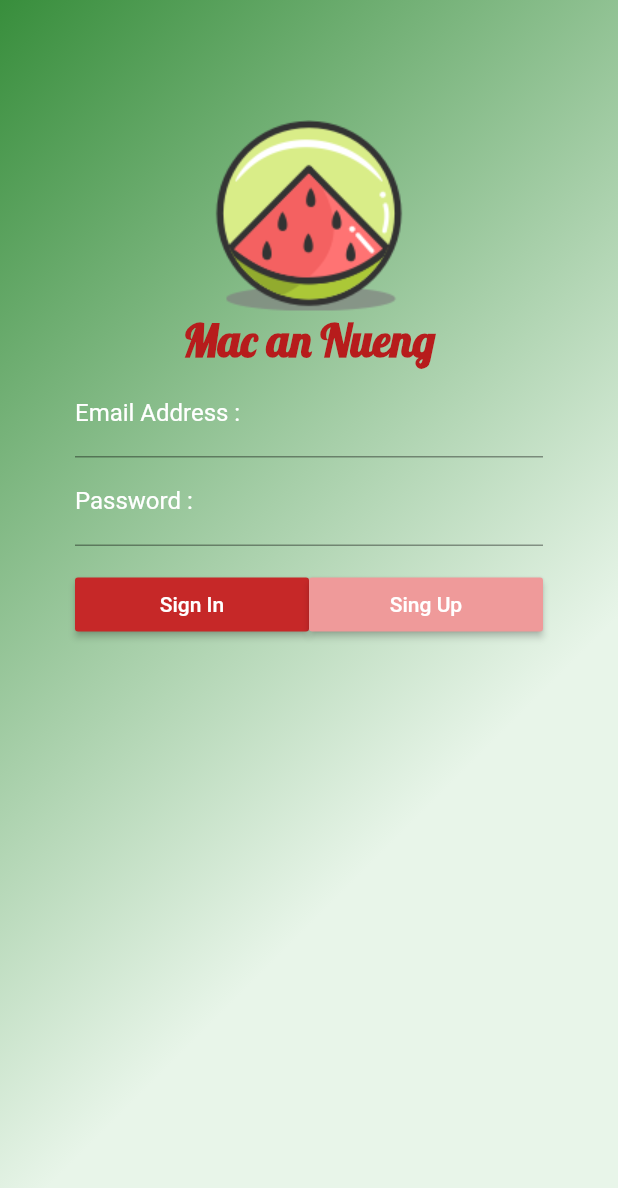
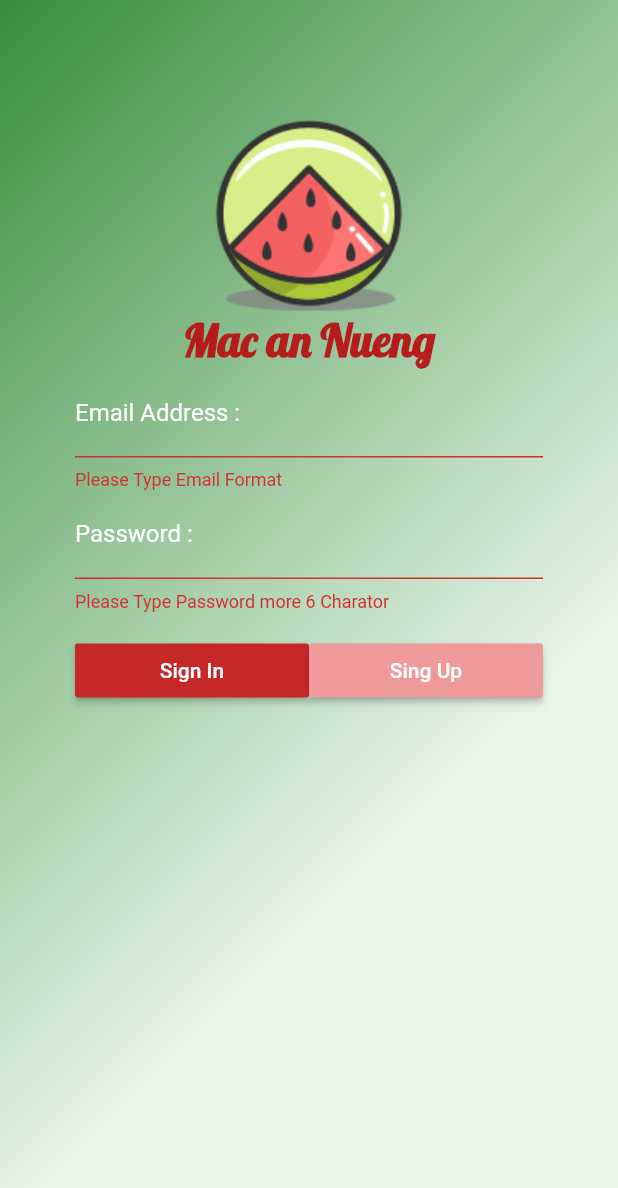
Before and after one commit to masterUNG/MacNuengFood, a Flutter app: the screen it shows after launch, after a tap on "Sign In", on a phone screen of 412 x 824 dp. Shown: the top 1188 px of the screen. Run offline on Flutter 3.47's test engine with Material 2 defaults, Android fonts, the phone set to English and light mode, and no system bars.

Commit message:
SnackBar Success

```diff
--- a/lib/screens/home.dart
+++ b/lib/screens/home.dart
@@ -1,5 +1,7 @@
 import 'package:flutter/material.dart';
 import 'register.dart';
+import 'package:http/http.dart' show get;
+import 'dart:convert';
 
 class Home extends StatefulWidget {
   @override
@@ -7,6 +9,13 @@ class Home extends StatefulWidget {
 }
 
 class _HomeState extends State<Home> {
+  // Key
+  final homeFormKey = GlobalKey<FormState>();
+  final homeScaffoldkey = GlobalKey<ScaffoldState>();
+
+  // Explicit
+  String email, password;
+
   // Logo
   Widget showLogo() {
     return Image.asset('images/logo.png');
@@ -31,16 +40,33 @@ class _HomeState extends State<Home> {
           labelStyle: TextStyle(color: Colors.white),
           labelText: 'Email Address :',
           hintText: 'you@email.com'),
+      validator: (String value) {
+        if (!((value.contains('@')) && (value.contains('.')))) {
+          return 'Please Type Email Format';
+        }
+      },
+      onSaved: (String value) {
+        email = value;
+      },
     );
   }
 
   // Password
   Widget passwordTextField() {
     return TextFormField(
+      obscureText: true,
       decoration: InputDecoration(
           labelText: 'Password :',
           hintText: 'more 6 Charator',
           labelStyle: TextStyle(color: Colors.white)),
+      validator: (String value) {
+        if (value.length <= 5) {
+          return 'Please Type Password more 6 Charator';
+        }
+      },
+      onSaved: (String value) {
+        password = value;
+      },
     );
   }
 
@@ -52,8 +78,43 @@ class _HomeState extends State<Home> {
         'Sign In',
         style: TextStyle(color: Colors.white),
       ),
-      onPressed: () {},
+      onPressed: () {
+        checkEmailAnPass();
+      },
     );
+  }
+
+  void checkEmailAnPass() async {
+    if (homeFormKey.currentState.validate()) {
+      homeFormKey.currentState.save();
+      print('email = $email, password = $password');
+      String urlString =
+          'https://www.androidthai.in.th/mac/getUserWhereUserMaster.php?isAdd=true&Email=$email';
+
+      var response = await get(urlString);
+      var result = json.decode(response.body);
+      print('result = $result');
+
+      if (result.toString() == 'null') {
+        // User False
+        showSnackBar('No $email in my Database');
+      } else {
+        // User True
+
+      }
+    }
+  }
+
+  void showSnackBar(String messageString) {
+    final snackBar = new SnackBar(
+      backgroundColor: Colors.red[900],
+      duration: new Duration(seconds: 8),
+      content: Text(messageString),
+      action: new SnackBarAction(
+        label: 'Close', onPressed: (){},
+      ),
+    );
+    homeScaffoldkey.currentState.showSnackBar(snackBar);
   }
 
   // Button SignUp
@@ -76,8 +137,11 @@ class _HomeState extends State<Home> {
   @override
   Widget build(BuildContext context) {
     return Scaffold(
+        key: homeScaffoldkey,
         resizeToAvoidBottomPadding: false,
-      body: Container(
+        body: Form(
+          key: homeFormKey,
+          child: Container(
             decoration: BoxDecoration(
                 gradient: LinearGradient(
                     colors: [Colors.green[700], Colors.green[50]],
@@ -114,6 +178,6 @@ class _HomeState extends State<Home> {
               ),
             ),
           ),
-    );
+        ));
   }
 }
```
Lines whose indentation alone changed are shown as unchanged.
